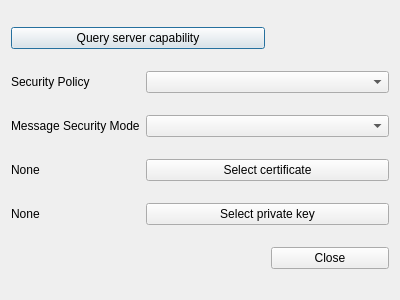
The window that opc-client/connection_ui.ui (alexlocastro/industrial-informatics-opc-ua-python) describes before a commit, drawn with Qt 5.
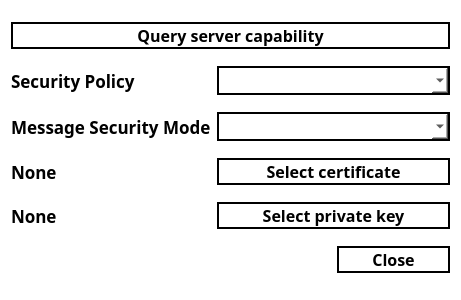
The same window after the commit.

The edit to the form file:
```diff
--- a/opc-client/connection_ui.ui
+++ b/opc-client/connection_ui.ui
@@ -6,76 +6,203 @@
    <rect>
     <x>0</x>
     <y>0</y>
-    <width>400</width>
+    <width>461</width>
     <height>300</height>
    </rect>
   </property>
+  <property name="font">
+   <font>
+    <family>Ubuntu Mono</family>
+    <pointsize>12</pointsize>
+    <weight>75</weight>
+    <bold>true</bold>
+   </font>
+  </property>
   <property name="windowTitle">
    <string>ConnectionDialog</string>
   </property>
+  <property name="autoFillBackground">
+   <bool>false</bool>
+  </property>
+  <property name="styleSheet">
+   <string notr="true">background-color: white;
+</string>
+  </property>
   <layout class="QGridLayout" name="gridLayout">
-   <item row="0" column="0" colspan="2">
-    <widget class="QPushButton" name="queryButton">
-     <property name="text">
-      <string>Query server capability</string>
-     </property>
-    </widget>
-   </item>
-   <item row="1" column="0">
-    <widget class="QLabel" name="label">
-     <property name="text">
-      <string>Security Policy</string>
-     </property>
-    </widget>
-   </item>
-   <item row="1" column="1" colspan="2">
-    <widget class="QComboBox" name="policyComboBox"/>
-   </item>
-   <item row="2" column="0">
-    <widget class="QLabel" name="label_2">
-     <property name="text">
-      <string>Message Security Mode</string>
-     </property>
-    </widget>
-   </item>
-   <item row="2" column="1" colspan="2">
-    <widget class="QComboBox" name="modeComboBox"/>
-   </item>
-   <item row="3" column="0">
+   <item row="4" column="0">
     <widget class="QLabel" name="certificateLabel">
+     <property name="font">
+      <font>
+       <family>Ubuntu Mono</family>
+       <pointsize>13</pointsize>
+       <weight>75</weight>
+       <bold>true</bold>
+      </font>
+     </property>
      <property name="text">
       <string>None</string>
      </property>
     </widget>
    </item>
-   <item row="3" column="1" colspan="2">
+   <item row="4" column="1" colspan="2">
     <widget class="QPushButton" name="certificateButton">
+     <property name="font">
+      <font>
+       <family>Ubuntu Mono</family>
+       <pointsize>12</pointsize>
+       <weight>75</weight>
+       <bold>true</bold>
+      </font>
+     </property>
+     <property name="styleSheet">
+      <string notr="true">QPushButton {
+	background-color: white;
+	border: 2px solid black;
+}</string>
+     </property>
      <property name="text">
       <string>Select certificate</string>
      </property>
     </widget>
    </item>
-   <item row="4" column="0">
+   <item row="2" column="1" colspan="2">
+    <widget class="QComboBox" name="policyComboBox">
+     <property name="font">
+      <font>
+       <family>Ubuntu Mono</family>
+       <pointsize>12</pointsize>
+       <weight>75</weight>
+       <bold>true</bold>
+      </font>
+     </property>
+     <property name="styleSheet">
+      <string notr="true">border: 2px solid black;</string>
+     </property>
+    </widget>
+   </item>
+   <item row="5" column="0">
     <widget class="QLabel" name="privateKeyLabel">
+     <property name="font">
+      <font>
+       <family>Ubuntu Mono</family>
+       <pointsize>13</pointsize>
+       <weight>75</weight>
+       <bold>true</bold>
+      </font>
+     </property>
      <property name="text">
       <string>None</string>
      </property>
     </widget>
    </item>
-   <item row="4" column="1" colspan="2">
-    <widget class="QPushButton" name="privateKeyButton">
+   <item row="2" column="0">
+    <widget class="QLabel" name="label">
+     <property name="font">
+      <font>
+       <family>Ubuntu Mono</family>
+       <pointsize>13</pointsize>
+       <weight>75</weight>
+       <bold>true</bold>
+      </font>
+     </property>
      <property name="text">
-      <string>Select private key</string>
+      <string>Security Policy</string>
      </property>
     </widget>
    </item>
-   <item row="5" column="2">
+   <item row="0" column="0" colspan="3">
+    <widget class="QPushButton" name="queryButton">
+     <property name="font">
+      <font>
+       <family>Ubuntu Mono</family>
+       <pointsize>12</pointsize>
+       <weight>75</weight>
+       <bold>true</bold>
+      </font>
+     </property>
+     <property name="styleSheet">
+      <string notr="true">QPushButton {
+	background-color: white;
+	border: 2px solid black;
+}</string>
+     </property>
+     <property name="text">
+      <string>Query server capability</string>
+     </property>
+    </widget>
+   </item>
+   <item row="3" column="1" colspan="2">
+    <widget class="QComboBox" name="modeComboBox">
+     <property name="font">
+      <font>
+       <family>Ubuntu Mono</family>
+       <pointsize>12</pointsize>
+       <weight>75</weight>
+       <bold>true</bold>
+      </font>
+     </property>
+     <property name="styleSheet">
+      <string notr="true">border: 2px solid black;</string>
+     </property>
+    </widget>
+   </item>
+   <item row="3" column="0">
+    <widget class="QLabel" name="label_2">
+     <property name="font">
+      <font>
+       <family>Ubuntu Mono</family>
+       <pointsize>13</pointsize>
+       <weight>75</weight>
+       <bold>true</bold>
+      </font>
+     </property>
+     <property name="text">
+      <string>Message Security Mode</string>
+     </property>
+    </widget>
+   </item>
+   <item row="6" column="2">
     <widget class="QPushButton" name="closeButton">
+     <property name="font">
+      <font>
+       <family>Ubuntu Mono</family>
+       <pointsize>12</pointsize>
+       <weight>75</weight>
+       <bold>true</bold>
+      </font>
+     </property>
+     <property name="styleSheet">
+      <string notr="true">QPushButton {
+	background-color: white;
+	border: 2px solid black;
+}</string>
+     </property>
      <property name="text">
       <string>Close</string>
      </property>
     </widget>
    </item>
+   <item row="5" column="1" colspan="2">
+    <widget class="QPushButton" name="privateKeyButton">
+     <property name="font">
+      <font>
+       <family>Ubuntu Mono</family>
+       <pointsize>12</pointsize>
+       <weight>75</weight>
+       <bold>true</bold>
+      </font>
+     </property>
+     <property name="styleSheet">
+      <string notr="true">QPushButton {
+	background-color: white;
+	border: 2px solid black;
+}</string>
+     </property>
+     <property name="text">
+      <string>Select private key</string>
+     </property>
+    </widget>
+   </item>
   </layout>
  </widget>
  <layoutdefault spacing="6" margin="11"/>
```
